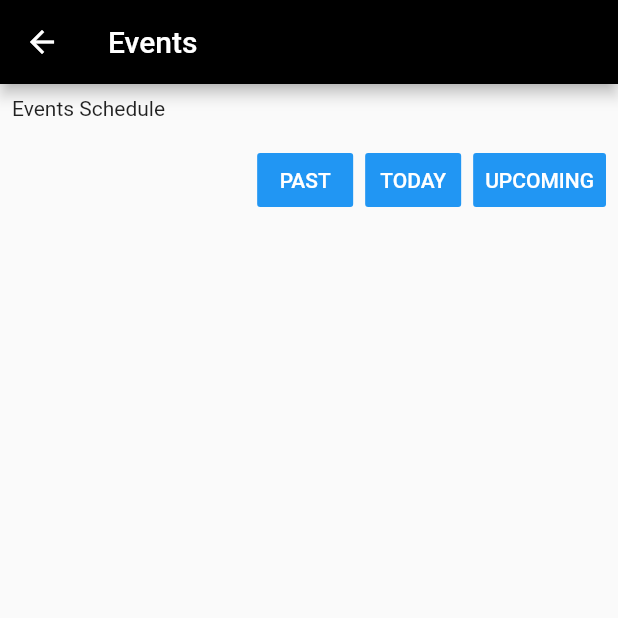
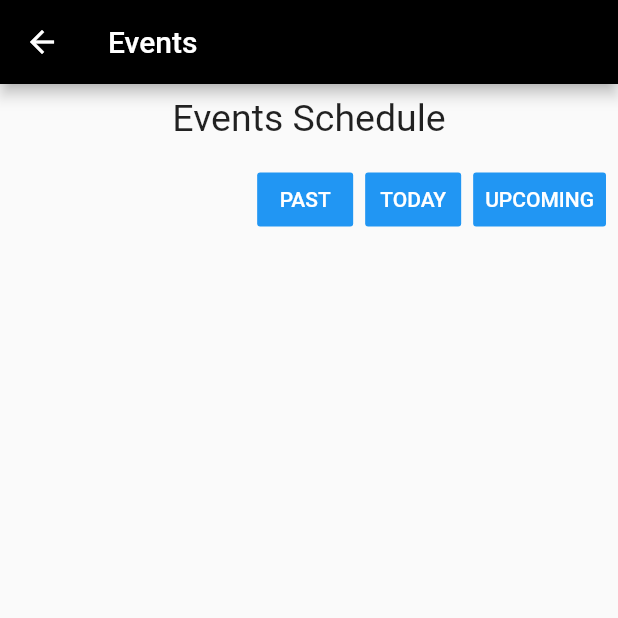
Before and after one commit to Aviatoryona/car_app_test, a Flutter app: the SchedulePage screen opened directly, on a phone screen of 412 x 824 dp, the top half of it. Run offline on Flutter 3.47's test engine with Material 2 defaults, Android fonts, the phone set to English and light mode, and no system bars.

Commit message:
minor fix

```diff
--- a/lib/src/pages/schedule_page.dart
+++ b/lib/src/pages/schedule_page.dart
@@ -13,7 +13,7 @@ class SchedulePage extends StatelessWidget {
         children: <Widget>[
           Padding(
             padding: const EdgeInsets.all(8.0),
-            child: Text('Events Schedule'),
+            child: Center(child: Text('Events Schedule',style: TextStyle(fontSize: 25),)),
           ),
           ButtonBar(
             children: <Widget>[
```
